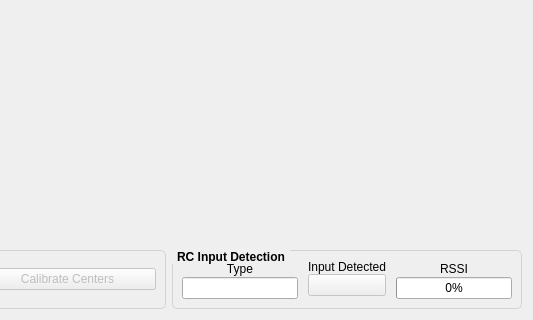
First picture: the form in ui_rc_input.ui, repository korken89/kfly_gui, before the edit; both pictures show x 541 to 1074 and y 311 to 631 of the 1074 by 631 pixel window.
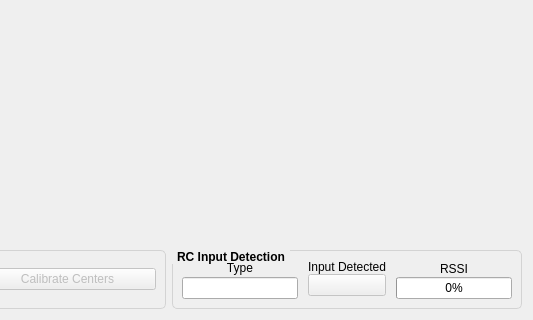
Second picture: the form after the edit. Custom widgets are drawn as their Qt base class.

Patch:
```diff
--- a/ui_rc_input.ui
+++ b/ui_rc_input.ui
@@ -417,7 +417,7 @@
           <item>
            <layout class="QVBoxLayout" name="verticalLayout_4">
             <property name="spacing">
-             <number>0</number>
+             <number>2</number>
             </property>
             <item>
              <widget class="QLabel" name="label_10">
```
Left out of the diff: 5 changed lines with no effect on the pictures.
